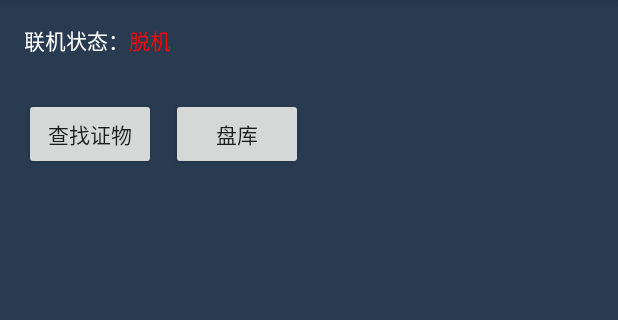
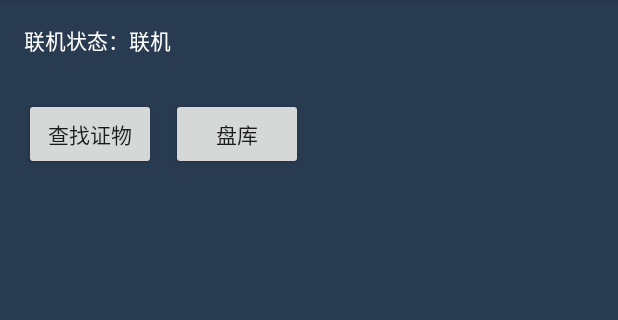
Before and after one commit to kidrocky/inventory_tools, an Android app: the screen it shows after launch (MainActivity), on a phone screen of 412 x 824 dp, the part 84-404 px from its top. Run offline under Robolectric (Android 15) with nearby library versions, the phone set to English and light mode, and no system bars; libraries missing offline, so code that uses them is left out: com.android.hdhe; pictures from the network do not load.

Commit message:
连接状态传递给盘点页面

```diff
--- a/app/src/main/java/com/example/administrator/inventorytools/MainActivity.java
+++ b/app/src/main/java/com/example/administrator/inventorytools/MainActivity.java
@@ -2,6 +2,7 @@ package com.example.administrator.inventorytools;
 
 import android.content.Intent;
 import android.content.IntentFilter;
+import android.graphics.Color;
 import android.os.Bundle;
 import android.support.v7.app.ActionBarActivity;
 import android.view.Menu;
@@ -9,12 +10,15 @@ import android.view.MenuItem;
 import android.view.View;
 import android.view.ViewConfiguration;
 import android.widget.Button;
+import android.widget.TextView;
+
 import java.lang.reflect.Field;
 
 
 public class MainActivity extends ActionBarActivity
 {
     private ScreenStateReceiver screenReceiver; // 屏幕状态监控广播接收器
+    private int connect_stat;
 
     @Override
     protected void onCreate(Bundle savedInstanceState)
@@ -39,6 +43,26 @@ public class MainActivity extends ActionBarActivity
 
         //初始化声音池
         Util.initSoundPool(this);
+
+        // 测试是否联机
+        TextView tv_connect_stat = (TextView) findViewById(R.id.tv_connect_stat);
+        connect_stat = ifOnline();
+        if ( connect_stat == 0 )
+        {
+            tv_connect_stat.setText("脱机");
+            tv_connect_stat.setTextColor(Color.rgb(255, 0, 0));
+        }
+        else
+        {
+            tv_connect_stat.setText("联机");
+            tv_connect_stat.setTextColor(Color.rgb(255, 255, 255));
+        }
+    }
+
+    private int ifOnline()
+    {
+        // todo 测试是否联机
+        return 1;
     }
 
     private void InitView()
@@ -62,6 +86,7 @@ public class MainActivity extends ActionBarActivity
             {
                 // 打开盘库页面
                 Intent intent = new Intent(getApplicationContext(), inventory.class);
+                intent.putExtra("connect_stat", connect_stat);
                 startActivity(intent);
             }
         });
--- a/app/src/main/res/values/strings.xml
+++ b/app/src/main/res/values/strings.xml
@@ -16,4 +16,6 @@
     <string name="str_btn_start_inventory">开始盘点</string>
     <string name="str_btn_cancel_inventory">退出</string>
     <string name="str_btn_inventory_save">保存</string>
+
+    <string name="red">#FF0000</string>
 </resources>
```
Also changed, not shown: app/src/main/java/com/example/administrator/inventorytools/inventory.java (+17 -2 lines).
